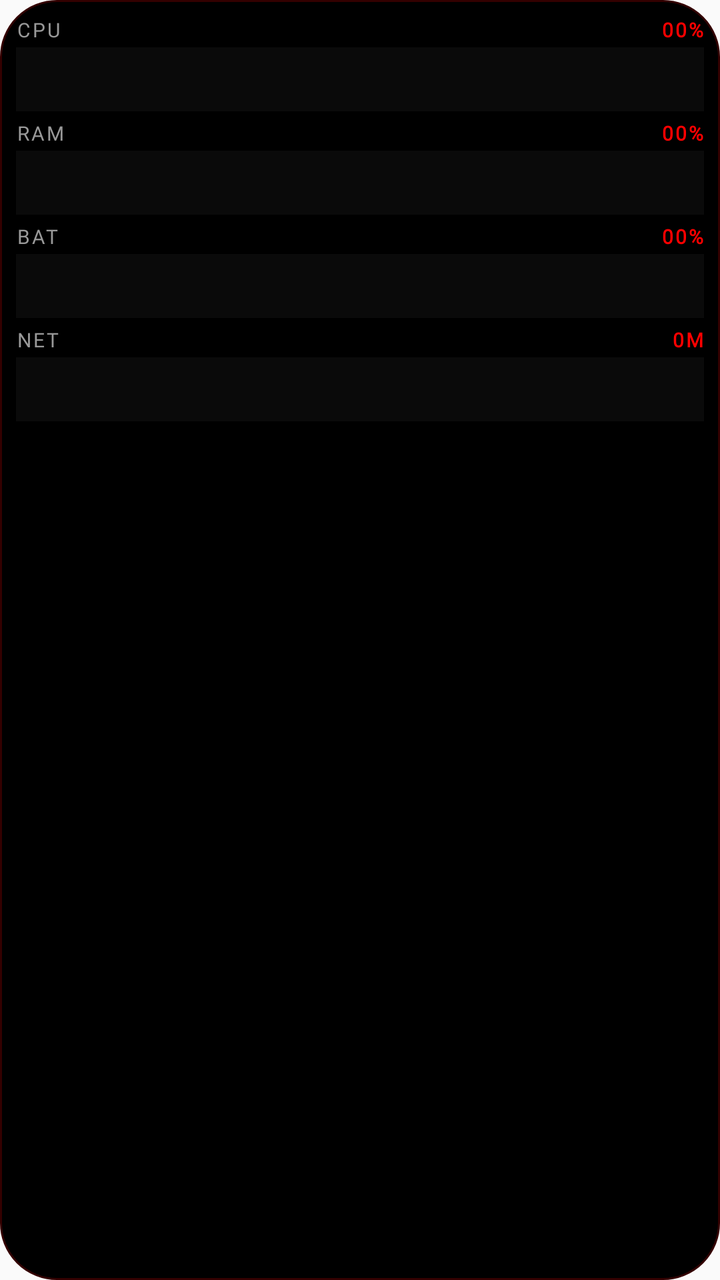
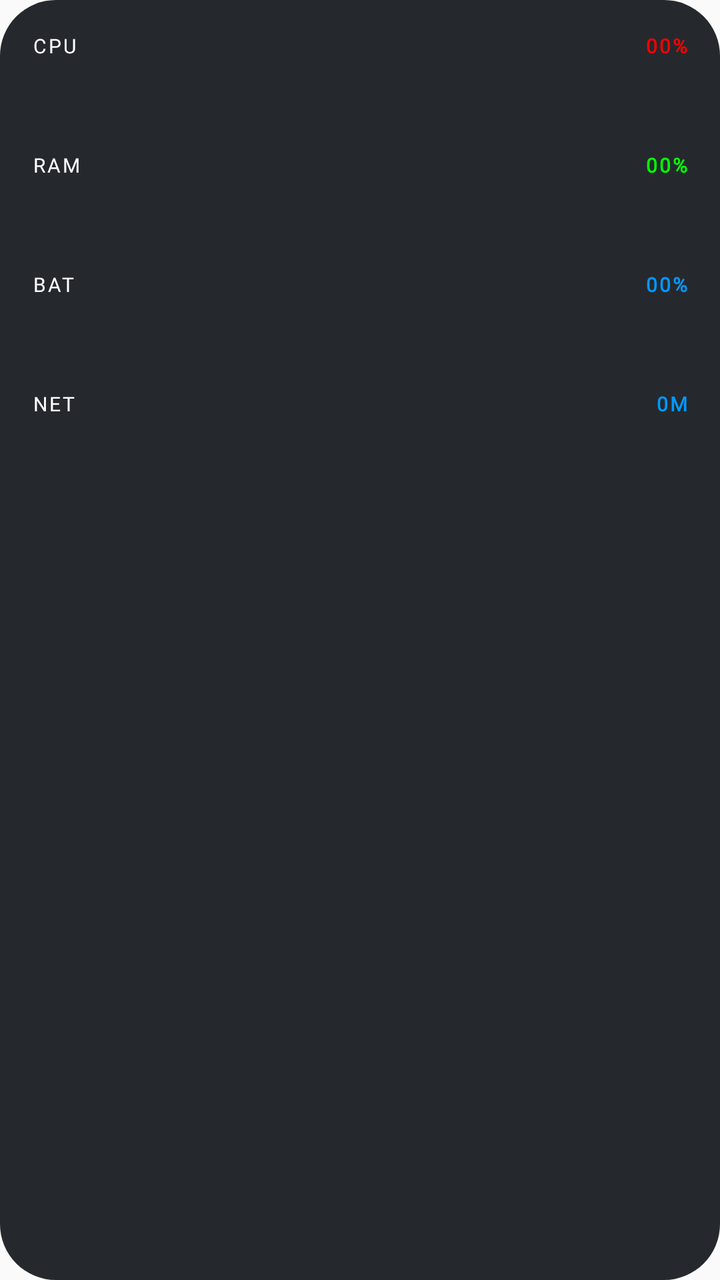

Compare the two renders of this Android layout. The source of the first and the diff that turns it into the second are given below.
<!-- AndroidManifest.xml: application theme AppTheme -->
<!-- res/layout/widget_system_stats.xml -->
<?xml version="1.0" encoding="utf-8"?>
<LinearLayout xmlns:android="http://schemas.android.com/apk/res/android"
    android:layout_width="match_parent"
    android:layout_height="wrap_content"
    android:background="@drawable/widget_background"
    android:orientation="vertical"
    android:padding="8dp">

    
    <LinearLayout
        android:layout_width="match_parent"
        android:layout_height="wrap_content"
        android:layout_marginBottom="4dp"
        android:orientation="vertical">

        <LinearLayout
            android:layout_width="match_parent"
            android:layout_height="wrap_content"
            android:orientation="horizontal">

            <TextView
                android:layout_width="0dp"
                android:layout_height="wrap_content"
                android:layout_weight="1"
                android:fontFamily="@font/led_dot_matrix"
                android:letterSpacing="0.1"
                android:text="CPU"
                android:textColor="#999999"
                android:textSize="10sp" />

            <TextView
                android:id="@+id/cpu_usage_text"
                android:layout_width="wrap_content"
                android:layout_height="wrap_content"
                android:fontFamily="@font/led_dot_matrix"
                android:letterSpacing="0.1"
                android:text="00%"
                android:textColor="#FF0000"
                android:textSize="10sp"
                android:textStyle="bold" />
        </LinearLayout>

        <ImageView
            android:id="@+id/cpu_graph"
            android:layout_width="match_parent"
            android:layout_height="32dp"
            android:layout_marginTop="2dp"
            android:background="#0A0A0A"
            android:contentDescription="CPU Graph" />
    </LinearLayout>

    
    <LinearLayout
        android:layout_width="match_parent"
        android:layout_height="wrap_content"
        android:layout_marginBottom="4dp"
        android:orientation="vertical">

        <LinearLayout
            android:layout_width="match_parent"
            android:layout_height="wrap_content"
            android:orientation="horizontal">

            <TextView
                android:layout_width="0dp"
                android:layout_height="wrap_content"
                android:layout_weight="1"
                android:fontFamily="@font/led_dot_matrix"
                android:letterSpacing="0.1"
                android:text="RAM"
                android:textColor="#999999"
                android:textSize="10sp" />

            <TextView
                android:id="@+id/memory_usage_text"
                android:layout_width="wrap_content"
                android:layout_height="wrap_content"
                android:fontFamily="@font/led_dot_matrix"
                android:letterSpacing="0.1"
                android:text="00%"
                android:textColor="#FF0000"
                android:textSize="10sp"
                android:textStyle="bold" />
        </LinearLayout>

        <ImageView
            android:id="@+id/memory_graph"
            android:layout_width="match_parent"
            android:layout_height="32dp"
            android:layout_marginTop="2dp"
            android:background="#0A0A0A"
            android:contentDescription="Memory Graph" />
    </LinearLayout>

    
    <LinearLayout
        android:layout_width="match_parent"
        android:layout_height="wrap_content"
        android:layout_marginBottom="4dp"
        android:orientation="vertical">

        <LinearLayout
            android:layout_width="match_parent"
            android:layout_height="wrap_content"
            android:orientation="horizontal">

            <TextView
                android:layout_width="0dp"
                android:layout_height="wrap_content"
                android:layout_weight="1"
                android:fontFamily="@font/led_dot_matrix"
                android:letterSpacing="0.1"
                android:text="BAT"
                android:textColor="#999999"
                android:textSize="10sp" />

            <TextView
                android:id="@+id/battery_level_text"
                android:layout_width="wrap_content"
                android:layout_height="wrap_content"
                android:fontFamily="@font/led_dot_matrix"
                android:letterSpacing="0.1"
                android:text="00%"
                android:textColor="#FF0000"
                android:textSize="10sp"
                android:textStyle="bold" />
        </LinearLayout>

        <ImageView
            android:id="@+id/battery_graph"
            android:layout_width="match_parent"
            android:layout_height="32dp"
            android:layout_marginTop="2dp"
            android:background="#0A0A0A"
            android:contentDescription="Battery Graph" />
    </LinearLayout>

    
    <LinearLayout
        android:layout_width="match_parent"
        android:layout_height="wrap_content"
        android:orientation="vertical">

        <LinearLayout
            android:layout_width="match_parent"
            android:layout_height="wrap_content"
            android:orientation="horizontal">

            <TextView
                android:layout_width="0dp"
                android:layout_height="wrap_content"
                android:layout_weight="1"
                android:fontFamily="@font/led_dot_matrix"
                android:letterSpacing="0.1"
                android:text="NET"
                android:textColor="#999999"
                android:textSize="10sp" />

            <TextView
                android:id="@+id/network_speed_text"
                android:layout_width="wrap_content"
                android:layout_height="wrap_content"
                android:fontFamily="@font/led_dot_matrix"
                android:letterSpacing="0.1"
                android:text="0M"
                android:textColor="#FF0000"
                android:textSize="10sp"
                android:textStyle="bold" />
        </LinearLayout>

        <ImageView
            android:id="@+id/network_graph"
            android:layout_width="match_parent"
            android:layout_height="32dp"
            android:layout_marginTop="2dp"
            android:background="#0A0A0A"
            android:contentDescription="Network Graph" />
    </LinearLayout>

</LinearLayout>
<!-- resources referenced by this layout -->
<resources>
  <!-- drawable widget_background (drawable) -->
  <?xml version="1.0" encoding="utf-8"?>
  <shape xmlns:android="http://schemas.android.com/apk/res/android"
      android:shape="rectangle">
      <solid android:color="#000000" />
      <corners android:radius="28dp" />
      <stroke
          android:width="1dp"
          android:color="#330000" />
  </shape>
  <style name="AppTheme" parent="Theme.AppCompat.Light.NoActionBar">
      <item name="android:textColor">@android:color/black</item>
      <item name="android:editTextStyle">@style/ResetEditText</item>
      <item name="android:editTextBackground">@drawable/rn_edit_text_material</item>
      <item name="colorPrimary">@color/colorPrimary</item>
      <item name="android:statusBarColor">#000000</item>
    </style>
  <style name="ResetEditText" parent="@android:style/Widget.EditText">
      <item name="android:padding">0dp</item>
      <item name="android:textColorHint">#c8c8c8</item>
      <item name="android:textColor">@android:color/black</item>
    </style>
  <!-- drawable rn_edit_text_material (drawable) -->
  <?xml version="1.0" encoding="utf-8"?>
  <inset xmlns:android="http://schemas.android.com/apk/res/android"
         android:insetLeft="@dimen/abc_edit_text_inset_horizontal_material"
         android:insetRight="@dimen/abc_edit_text_inset_horizontal_material"
         android:insetTop="@dimen/abc_edit_text_inset_top_material"
         android:insetBottom="@dimen/abc_edit_text_inset_bottom_material"
         >
  
      <selector>
          
          <item android:state_enabled="false" android:drawable="@drawable/abc_textfield_default_mtrl_alpha"/>
          <item android:drawable="@drawable/abc_textfield_activated_mtrl_alpha"/>
      </selector>
  
  </inset>
  <color name="colorPrimary">#023c69</color>
</resources>

<!-- the commit's change to res/layout/widget_system_stats.xml (unified diff, before → after) -->
@@ -4,7 +4,7 @@
     android:layout_height="wrap_content"
     android:background="@drawable/widget_background"
     android:orientation="vertical"
-    android:padding="8dp">
+    android:padding="16dp">
 
     
     <LinearLayout
@@ -25,7 +25,7 @@
                 android:fontFamily="@font/led_dot_matrix"
                 android:letterSpacing="0.1"
                 android:text="CPU"
-                android:textColor="#999999"
+                android:textColor="#FFFFFF"
                 android:textSize="10sp" />
 
             <TextView
@@ -43,9 +43,9 @@
         <ImageView
             android:id="@+id/cpu_graph"
             android:layout_width="match_parent"
-            android:layout_height="32dp"
+            android:layout_height="40dp"
             android:layout_marginTop="2dp"
-            android:background="#0A0A0A"
+            android:scaleType="fitXY"
             android:contentDescription="CPU Graph" />
     </LinearLayout>
 
@@ -68,7 +68,7 @@
                 android:fontFamily="@font/led_dot_matrix"
                 android:letterSpacing="0.1"
                 android:text="RAM"
-                android:textColor="#999999"
+                android:textColor="#FFFFFF"
                 android:textSize="10sp" />
 
             <TextView
@@ -78,7 +78,7 @@
                 android:fontFamily="@font/led_dot_matrix"
                 android:letterSpacing="0.1"
                 android:text="00%"
-                android:textColor="#FF0000"
+                android:textColor="#00FF00"
                 android:textSize="10sp"
                 android:textStyle="bold" />
         </LinearLayout>
@@ -86,9 +86,9 @@
         <ImageView
             android:id="@+id/memory_graph"
             android:layout_width="match_parent"
-            android:layout_height="32dp"
+            android:layout_height="40dp"
             android:layout_marginTop="2dp"
-            android:background="#0A0A0A"
+            android:scaleType="fitXY"
             android:contentDescription="Memory Graph" />
     </LinearLayout>
 
@@ -111,7 +111,7 @@
                 android:fontFamily="@font/led_dot_matrix"
                 android:letterSpacing="0.1"
                 android:text="BAT"
-                android:textColor="#999999"
+                android:textColor="#FFFFFF"
                 android:textSize="10sp" />
 
             <TextView
@@ -121,7 +121,7 @@
                 android:fontFamily="@font/led_dot_matrix"
                 android:letterSpacing="0.1"
                 android:text="00%"
-                android:textColor="#FF0000"
+                android:textColor="#0099FF"
                 android:textSize="10sp"
                 android:textStyle="bold" />
         </LinearLayout>
@@ -129,9 +129,9 @@
         <ImageView
             android:id="@+id/battery_graph"
             android:layout_width="match_parent"
-            android:layout_height="32dp"
+            android:layout_height="40dp"
             android:layout_marginTop="2dp"
-            android:background="#0A0A0A"
+            android:scaleType="fitXY"
             android:contentDescription="Battery Graph" />
     </LinearLayout>
 
@@ -153,7 +153,7 @@
                 android:fontFamily="@font/led_dot_matrix"
                 android:letterSpacing="0.1"
                 android:text="NET"
-                android:textColor="#999999"
+                android:textColor="#FFFFFF"
                 android:textSize="10sp" />
 
             <TextView
@@ -163,7 +163,7 @@
                 android:fontFamily="@font/led_dot_matrix"
                 android:letterSpacing="0.1"
                 android:text="0M"
-                android:textColor="#FF0000"
+                android:textColor="#0099FF"
                 android:textSize="10sp"
                 android:textStyle="bold" />
         </LinearLayout>
@@ -171,9 +171,9 @@
         <ImageView
             android:id="@+id/network_graph"
             android:layout_width="match_parent"
-            android:layout_height="32dp"
+            android:layout_height="40dp"
             android:layout_marginTop="2dp"
-            android:background="#0A0A0A"
+            android:scaleType="fitXY"
             android:contentDescription="Network Graph" />
     </LinearLayout>
 
<!-- resource entries referenced after the edit -->
@@ -4,11 +4,8 @@
   <?xml version="1.0" encoding="utf-8"?>
   <shape xmlns:android="http://schemas.android.com/apk/res/android"
       android:shape="rectangle">
-      <solid android:color="#000000" />
+      <solid android:color="#25292E" />
       <corners android:radius="28dp" />
-      <stroke
-          android:width="1dp"
-          android:color="#330000" />
   </shape>
   <style name="AppTheme" parent="Theme.AppCompat.Light.NoActionBar">
       <item name="android:textColor">@android:color/black</item>
